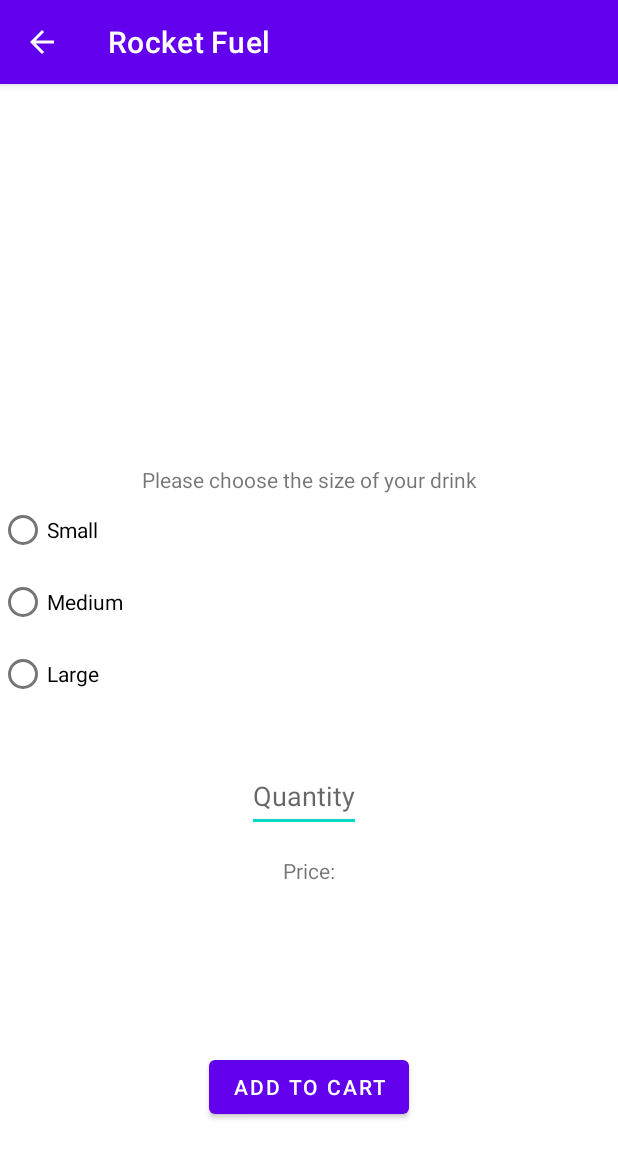
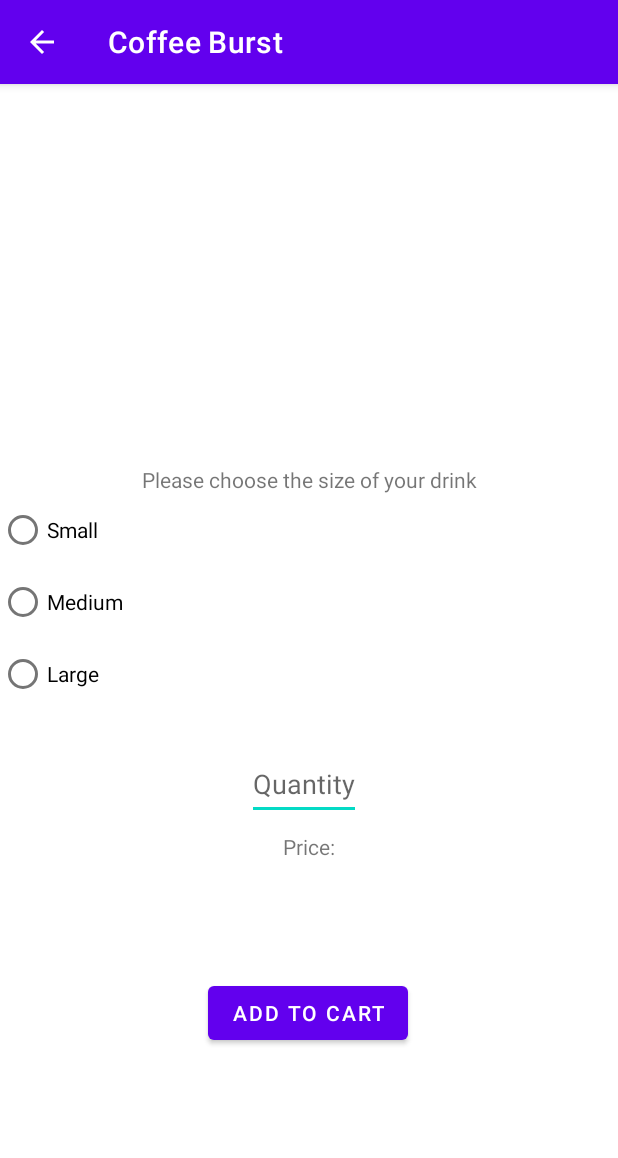
Before and after one commit to arpitmohanani/CoffeeBurst, an Android app: the ProductCardActivity screen opened directly, with no data from a screen before it, on a phone screen of 412 x 824 dp. Shown: the top 1158 px of the screen. Run offline under Robolectric (Android 15) with nearby library versions, the light colour scheme and no system bars.

Commit message:
"Some GUI improvements with product_card_layout.xml and app name revised in strings.xml"

```diff
--- a/app/src/main/res/layout/product_card_layout.xml
+++ b/app/src/main/res/layout/product_card_layout.xml
@@ -83,7 +83,7 @@
         android:id="@+id/txtViewQuantity"
         android:layout_width="wrap_content"
         android:layout_height="wrap_content"
-        android:layout_marginTop="16dp"
+        android:layout_marginTop="8dp"
         android:hint="@string/txtQuantity"
         android:minHeight="48dp"
         app:layout_constraintEnd_toEndOf="parent"
@@ -95,7 +95,7 @@
         android:id="@+id/txtViewPriceLabel"
         android:layout_width="wrap_content"
         android:layout_height="wrap_content"
-        android:layout_marginTop="16dp"
+        android:layout_marginTop="8dp"
         android:text="Price:"
         app:layout_constraintEnd_toEndOf="parent"
         app:layout_constraintStart_toStartOf="parent"
@@ -108,9 +108,10 @@
         android:text="@string/BtnTextAddToCart"
         app:layout_constraintBottom_toBottomOf="parent"
         app:layout_constraintEnd_toEndOf="parent"
+        app:layout_constraintHorizontal_bias="0.498"
         app:layout_constraintStart_toStartOf="parent"
         app:layout_constraintTop_toBottomOf="@+id/txtViewPrice"
-        />
+        app:layout_constraintVertical_bias="0.252" />
 
 
 </androidx.constraintlayout.widget.ConstraintLayout>
--- a/app/src/main/res/values/strings.xml
+++ b/app/src/main/res/values/strings.xml
@@ -1,5 +1,5 @@
 <resources>
-    <string name="app_name">Rocket Fuel</string>
+    <string name="app_name">Coffee Burst</string>
 
     <string name="facebook_app_id">675573757110196</string>
     <string name="fb_login_protocol_scheme">fb1234</string>
```
